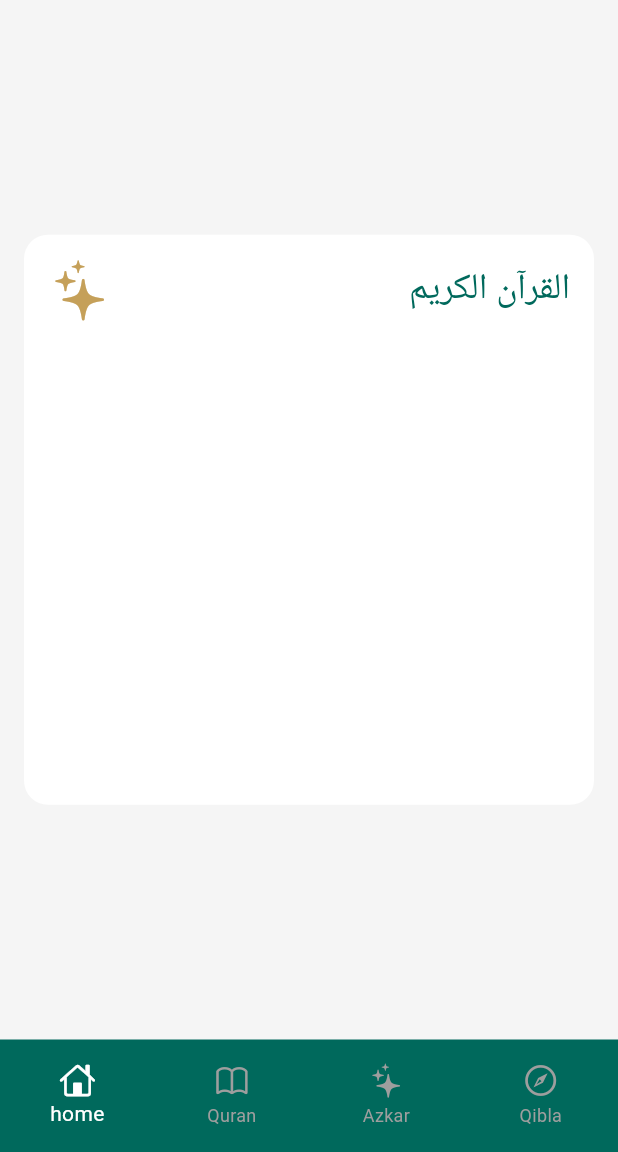
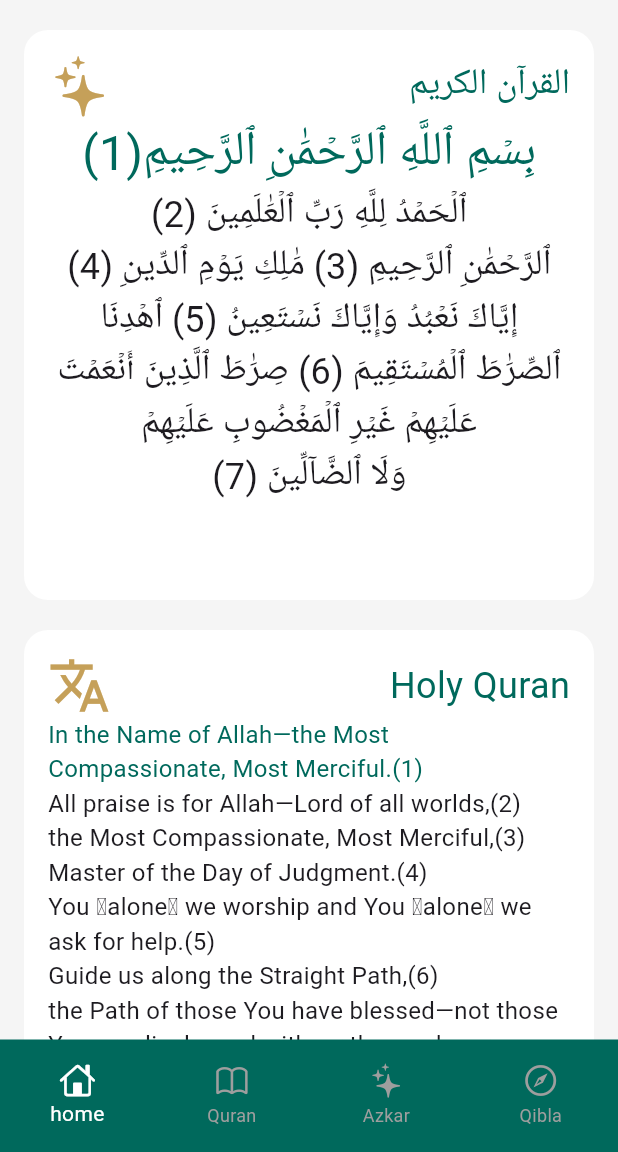
Before and after one commit to MohamedAnis12/sirat, a Flutter app: the screen it shows after launch, swiped to page 2, on a phone screen of 412 x 824 dp, the part 84-1236 px from its top. Run offline on Flutter 3.47's test engine with Material 3 defaults, Android fonts, the phone set to English and light mode, and no system bars; our stand-ins replace gap; missing offline and left inert: donut_chart.

Commit message:
crate Quran view and finish the custom card

```diff
--- /dev/null
+++ b/lib/features/Quran/views/arabic_quran_view.dart
@@ -0,0 +1,11 @@
+import 'package:flutter/cupertino.dart';
+import 'package:flutter/material.dart';
+
+class ArabicQuranView extends StatelessWidget {
+  const ArabicQuranView({super.key});
+
+  @override
+  Widget build(BuildContext context) {
+    return Scaffold();
+  }
+}
--- a/lib/features/Quran/views/quran_view.dart
+++ b/lib/features/Quran/views/quran_view.dart
@@ -1,6 +1,8 @@
 import 'package:flutter/cupertino.dart';
 import 'package:flutter/material.dart';
+import 'package:gap/gap.dart';
 import 'package:sirat/core/constants/appcolors.dart';
+import 'package:sirat/features/Quran/widgets/CustomQuranCard.dart';
 
 class QuranView extends StatelessWidget {
   const QuranView({super.key});
@@ -20,40 +22,14 @@ class QuranView extends StatelessWidget {
       ),
       body: Padding(
         padding: const EdgeInsets.symmetric(horizontal: 16.0),
-        child: Column(
-          mainAxisAlignment: MainAxisAlignment.center,
-          children: [CustomQuranCard()],
-        ),
-      ),
-    );
-  }
-}
-
-class CustomQuranCard extends StatelessWidget {
-  const CustomQuranCard({super.key});
-
-  @override
-  Widget build(BuildContext context) {
-    return AspectRatio(
-      aspectRatio: 1,
-      child: Container(
-        decoration: BoxDecoration(
-          color: Colors.white,
-          borderRadius: BorderRadius.circular(16),
-        ),
-        child: Padding(
-          padding: const EdgeInsets.all(16.0),
+        child: SingleChildScrollView(
           child: Column(
-            crossAxisAlignment: CrossAxisAlignment.end,
+            mainAxisAlignment: MainAxisAlignment.center,
             children: [
-              Row(
-                mainAxisAlignment: MainAxisAlignment.spaceBetween,
-                children: [
-                  Icon(CupertinoIcons.sparkles,color: AppColors.secColor,size: 42,),
-                  Text("القرآن الكريم",style: TextStyle(fontSize: 24,color: AppColors.mainColor),),
-                ],
-              )
-
+              Gap(20),
+              CustomArabicQuranCard(),
+              Gap(20),
+              CustomEnglishQuranCard(),
             ],
           ),
         ),
--- /dev/null
+++ b/lib/features/Quran/widgets/CustomQuranCard.dart
@@ -0,0 +1,145 @@
+import 'package:flutter/cupertino.dart';
+import 'package:flutter/material.dart';
+import 'package:sirat/core/constants/appcolors.dart';
+import 'package:sirat/features/Quran/views/arabic_quran_view.dart';
+
+class CustomArabicQuranCard extends StatelessWidget {
+  const CustomArabicQuranCard({super.key});
+
+  @override
+  Widget build(BuildContext context) {
+    return AspectRatio(
+      aspectRatio: 1,
+      child: GestureDetector(
+        onTap: () {
+          Navigator.push(
+            context,
+            MaterialPageRoute(
+              builder: (context) {
+                return ArabicQuranView();
+              },
+            ),
+          );
+        },
+        child: Container(
+          decoration: BoxDecoration(
+            color: Colors.white,
+            borderRadius: BorderRadius.circular(16),
+          ),
+          child: Padding(
+            padding: const EdgeInsets.all(16.0),
+            child: Column(
+              children: [
+                Row(
+                  mainAxisAlignment: MainAxisAlignment.spaceBetween,
+                  children: [
+                    Icon(
+                      CupertinoIcons.sparkles,
+                      color: AppColors.secColor,
+                      size: 42,
+                    ),
+                    Text(
+                      "القرآن الكريم",
+                      style: TextStyle(
+                        fontSize: 24,
+                        color: AppColors.mainColor,
+                      ),
+                    ),
+                  ],
+                ),
+                Text(
+                  "بِسۡمِ ٱللَّهِ ٱلرَّحۡمَٰنِ ٱلرَّحِيمِ(1)",
+                  style: TextStyle(fontSize: 32, color: AppColors.mainColor),
+                ),
+                Text(
+                  "ٱلۡحَمۡدُ لِلَّهِ رَبِّ ٱلۡعَٰلَمِينَ (2)",
+                  style: TextStyle(fontSize: 24),
+                ),
+                Text(
+                  "ٱلرَّحۡمَٰنِ ٱلرَّحِيمِ (3) مَٰلِكِ يَوۡمِ ٱلدِّينِ (4)",
+                  style: TextStyle(fontSize: 24),
+                ),
+                Text(
+                  "إِيَّاكَ نَعۡبُدُ وَإِيَّاكَ نَسۡتَعِينُ (5) ٱهۡدِنَا",
+                  style: TextStyle(fontSize: 24),
+                ),
+                Text(
+                  "ٱلصِّرَٰطَ ٱلۡمُسۡتَقِيمَ (6) صِرَٰطَ ٱلَّذِينَ أَنۡعَمۡتَ",
+                  style: TextStyle(fontSize: 24),
+                ),
+                Text(
+                  "عَلَيۡهِمۡ غَيۡرِ ٱلۡمَغۡضُوبِ عَلَيۡهِمۡ",
+                  style: TextStyle(fontSize: 24),
+                ),
+                Text("وَلَا ٱلضَّآلِّينَ (7)", style: TextStyle(fontSize: 24)),
+              ],
+            ),
+          ),
+        ),
+      ),
+    );
+  }
+}
+
+class CustomEnglishQuranCard extends StatelessWidget {
+  const CustomEnglishQuranCard({super.key});
+
+  @override
+  Widget build(BuildContext context) {
+    return AspectRatio(
+      aspectRatio: 1,
+      child: Container(
+        decoration: BoxDecoration(
+          color: Colors.white,
+          borderRadius: BorderRadius.circular(16),
+        ),
+        child: Padding(
+          padding: const EdgeInsets.all(16.0),
+          child: Column(
+            crossAxisAlignment: CrossAxisAlignment.start,
+            children: [
+              Row(
+                mainAxisAlignment: MainAxisAlignment.spaceBetween,
+                children: [
+                  Icon(Icons.translate, color: AppColors.secColor, size: 42),
+                  Text(
+                    "Holy Quran",
+                    style: TextStyle(fontSize: 24, color: AppColors.mainColor),
+                  ),
+                ],
+              ),
+              Text(
+                "In the Name of Allah—the Most Compassionate, Most Merciful.(1)",
+                style: TextStyle(fontSize: 16, color: AppColors.mainColor),
+              ),
+              Text(
+                "All praise is for Allah—Lord of all worlds,(2)",
+                style: TextStyle(fontSize: 16),
+              ),
+              Text(
+                "the Most Compassionate, Most Merciful,(3)",
+                style: TextStyle(fontSize: 16),
+              ),
+              Text(
+                "Master of the Day of Judgment.(4)",
+                style: TextStyle(fontSize: 16),
+              ),
+              Text(
+                "You ˹alone˺ we worship and You ˹alone˺ we ask for help.(5)",
+                style: TextStyle(fontSize: 16),
+              ),
+              Text(
+                "Guide us along the Straight Path,(6)",
+                style: TextStyle(fontSize: 16),
+              ),
+              Text(
+                "the Path of those You have blessed—not those You are displeased with, or those who are astray.(7)",
+                style: TextStyle(fontSize: 16),
+              ),
+            ],
+          ),
+        ),
+      ),
+    );
+  }
+}
```
